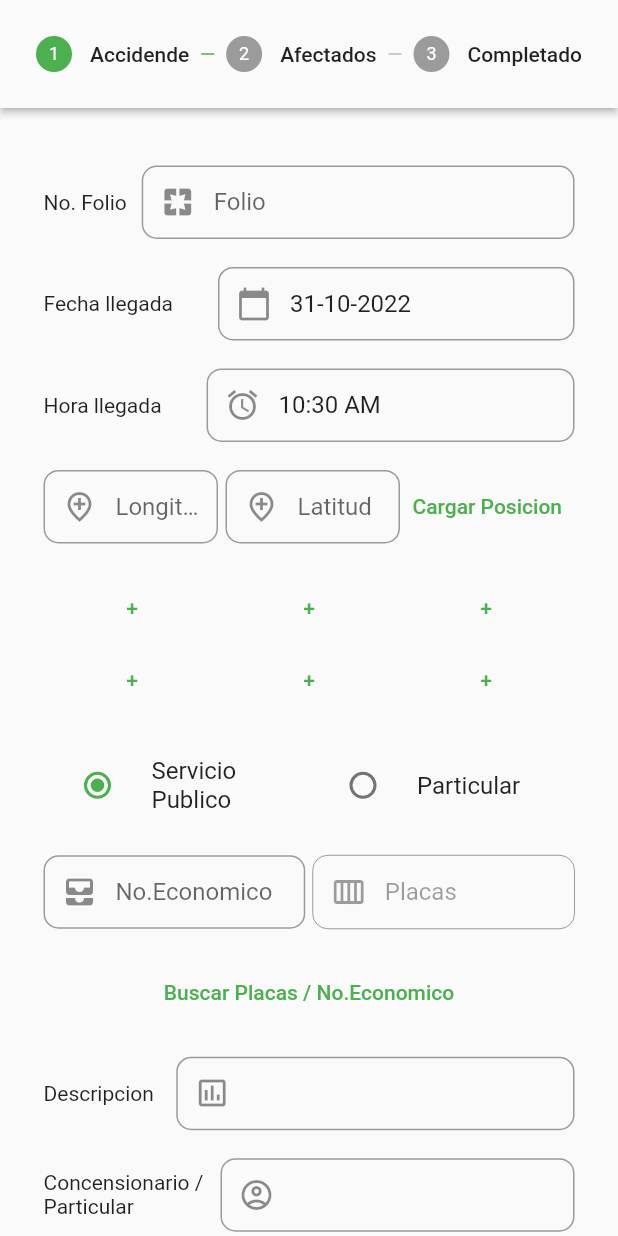
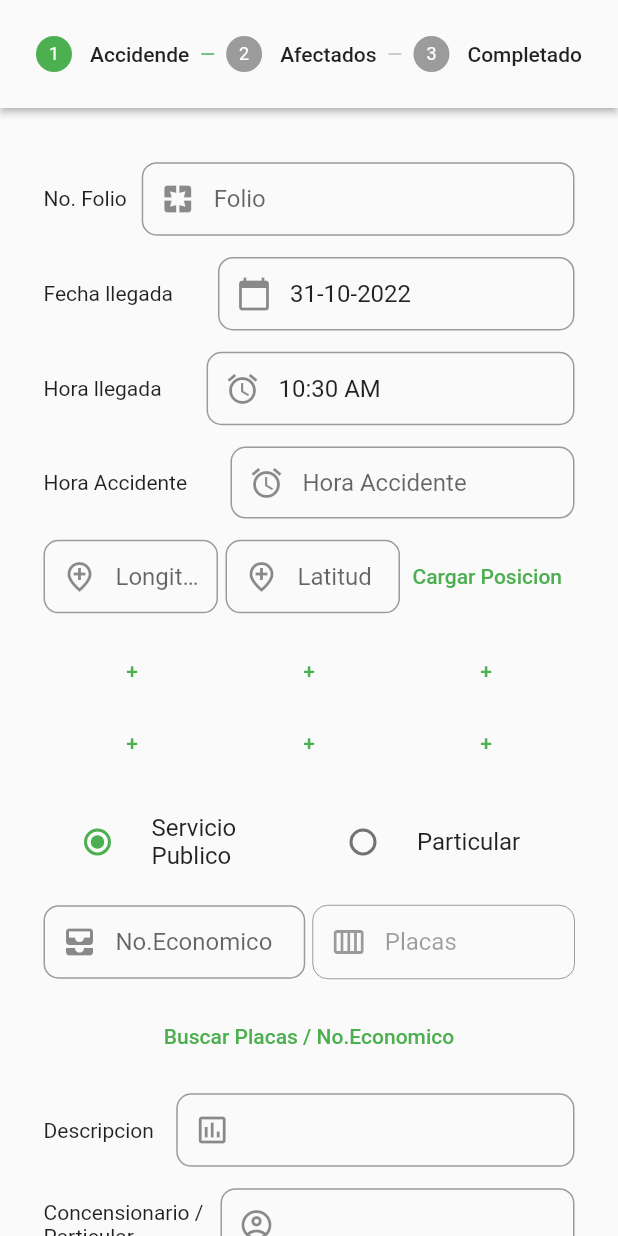
Before and after one commit to Luisicho/Movilidad, a Flutter app: the screen it shows after launch, on a phone screen of 412 x 824 dp. Run offline on Flutter 3.47's test engine with Material 2 defaults, Android fonts, the phone set to English and light mode, and no system bars; our stand-ins replace flutter_map, flutter_speed_dial, fluttertoast, geolocator, image_picker, latlong2 and 2 more; missing offline and left inert: dart:ffi.

Commit message:
change field horallegada, add hora accidente

```diff
--- a/lib/levantamiento/lev_main.dart
+++ b/lib/levantamiento/lev_main.dart
@@ -28,7 +28,7 @@ class _levMainState extends State<levMain> {
   //Step1
   final TextEditingController folioController = TextEditingController();
   final TextEditingController fechaController = TextEditingController();
-  final TextEditingController hourController = TextEditingController();
+  final TextEditingController hourAccidenteController = TextEditingController();
   final TextEditingController latController = TextEditingController();
   final TextEditingController lonController = TextEditingController();
   final TextEditingController noeconomicoController = TextEditingController();
@@ -39,6 +39,7 @@ class _levMainState extends State<levMain> {
   final TextEditingController tipoController = TextEditingController();
   final TextEditingController nombreController = TextEditingController();
   final TextEditingController vigenciaController = TextEditingController();
+  final TextEditingController hourLlegadaController = TextEditingController();
 
   //Step2
 
@@ -60,7 +61,7 @@ class _levMainState extends State<levMain> {
   @override
   Widget build(BuildContext context) {
     //ASIGNA HORA DE HOY
-    hourController.text = TimeOfDay.now().format(context).toString();
+    hourLlegadaController.text = TimeOfDay.now().format(context).toString();
     //ASIGNA DIA DE HOY
     fechaController.text = DateFormat("dd-MM-yyyy").format(DateTime.now());
 
@@ -113,8 +114,8 @@ class _levMainState extends State<levMain> {
       ],
     );
 
-    //HourField
-    final hourField = Row(
+    //HourLlegadaField
+    final hourLlegadaField = Row(
       mainAxisAlignment: MainAxisAlignment.center,
       children: [
         const Text('Hora llegada'),
@@ -123,15 +124,54 @@ class _levMainState extends State<levMain> {
           flex: 2,
           child: TextFormField(
             readOnly: true,
-            controller: hourController,
+            controller: hourLlegadaController,
             decoration: InputDecoration(
               prefixIcon: const Icon(Icons.access_alarm),
               contentPadding: const EdgeInsets.fromLTRB(20, 15, 20, 15),
-              hintText: "Hora",
+              hintText: "Hora llegada",
               border: OutlineInputBorder(
                 borderRadius: BorderRadius.circular(10),
               ),
             ),
+          ),
+        ),
+      ],
+    );
+
+    //hourAccidenteField
+    final hourAccidenteField = Row(
+      mainAxisAlignment: MainAxisAlignment.center,
+      children: [
+        Expanded(
+          flex: 1,
+          child: Text("Hora Accidente"),
+        ),
+        const SizedBox(width: 10),
+        Expanded(
+          flex: 2,
+          child: TextFormField(
+            readOnly: true,
+            controller: hourAccidenteController,
+            decoration: InputDecoration(
+              prefixIcon: const Icon(Icons.access_alarm),
+              contentPadding: const EdgeInsets.fromLTRB(05, 0, 05, 0),
+              hintText: "Hora Accidente",
+              border: OutlineInputBorder(
+                borderRadius: BorderRadius.circular(10),
+              ),
+            ),
+            onTap: () async {
+              // Get the date
+              TimeOfDay? timePicket = await showTimePicker(
+                context: context,
+                initialTime: TimeOfDay.now(),
+              );
+              if (timePicket != null) {
+                //make format to the time
+                //var formatedDate = DateFormat("dd-MM-yyyy").format(datePicket);
+                hourAccidenteController.text = timePicket.format(context).toString();
+              }
+            },
           ),
         ),
       ],
@@ -706,7 +746,8 @@ class _levMainState extends State<levMain> {
                   children: [
                     folioField,
                     dateField,
-                    hourField,
+                    hourLlegadaField,
+                    hourAccidenteField,
                     posicionField,
                     fotoField,
                     vehiculoField,
```
